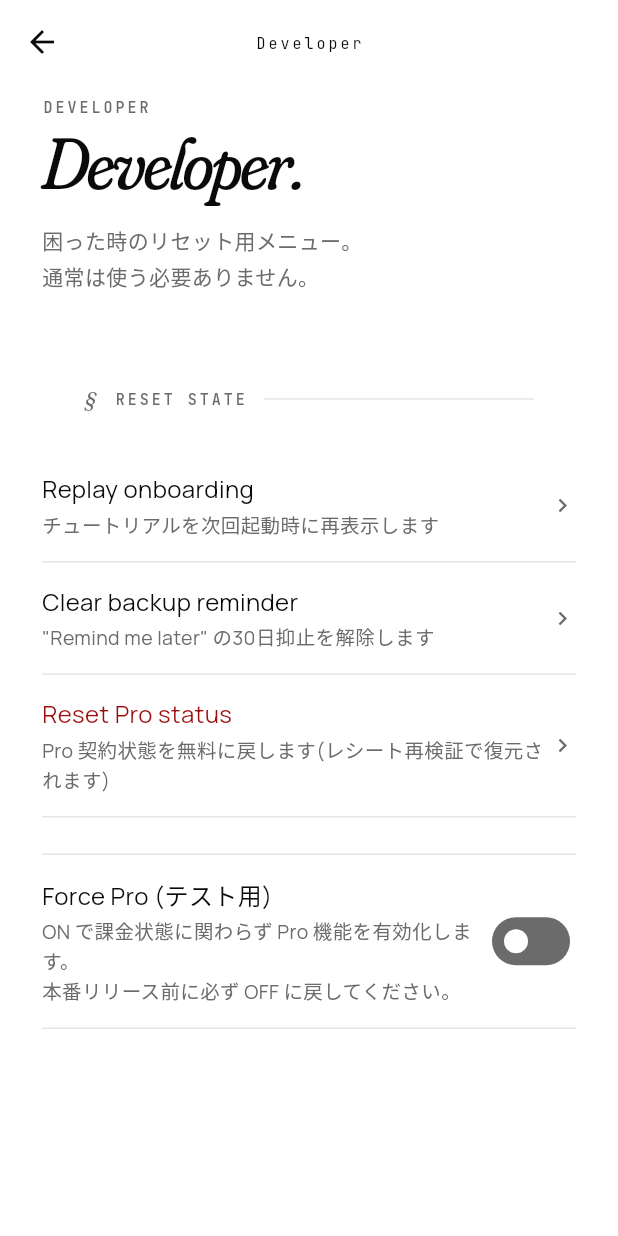
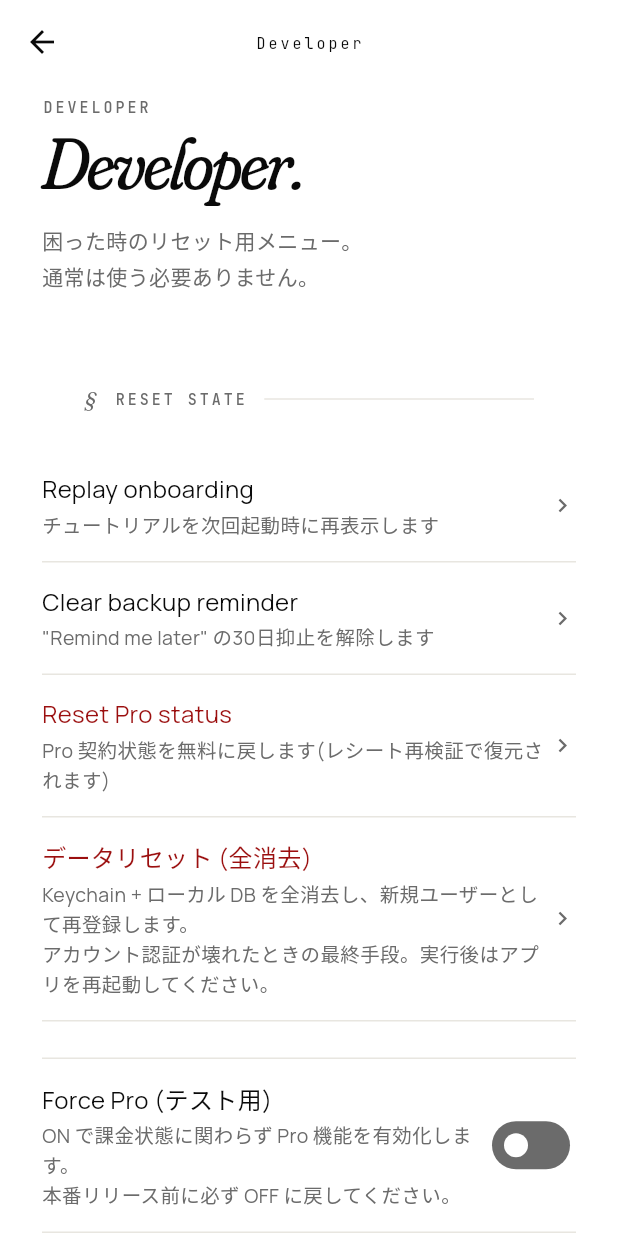
Before and after one commit to mamonis-studio/petlo, a Flutter app: the DeveloperSettingsScreen screen opened directly, on a phone screen of 412 x 824 dp. Run offline on Flutter 3.47's test engine with Material 3 defaults, Android fonts, the phone set to English and light mode, and no system bars; our stand-ins replace connectivity_plus, dio, drift, fl_chart, flutter_image_compress, flutter_local_notifications and 11 more; missing offline and left inert: sqlite3; accounts and stored records are empty; generated files the repository leaves out were written again; network calls fail; statements that could not run were skipped.

Commit message:
feat: build 16 - auth recovery, UI refinement, AI response parse fix
Auth recovery flow:
- AuthService.initialize() falls back to _anonymous() registration when refresh fails
- Handles stale tokens after TestFlight reinstall (Keychain persists across app deletion)

Developer tools:
- Data reset action in developer settings (drift DB + Keychain clear + reregister)

UI refinement:
- Removed white hero text from AI tab (うちの子のこと、AIと話す。)
- EyebrowText / SectionLabel size variants (small/medium/large 10/12/14pt)
- All 5 tab top §eyebrow set to large, home/plans subsections to medium
- Welcome hero split into 2 _HeroLine with FittedBox scaleDown (no awkward wrap)

AI chat response parse fix:
- ai_service.dart: align with backend camelCase response
  - data['message'] → data['response']
  - data['message_id'] → data['ratingId']
- Removed obsolete remaining_count extraction (not in 200 response)

Backend parallel fixes (separate repo, deployed):
- ai_chat.ts: normalizeChatBody preprocess for snake_case requests (build 16 deploy)
- ai_chat.ts: detailed Zod error logging for invalid_body debugging
- index.ts: onError properly returns HTTPException with correct status
- auth.ts: refresh token rolling rotation race fix (60s grace cache)

Version: 1.0.0+16 (or 17 if claude code bumped further)

```diff
--- a/lib/core/constants/app_constants.dart
+++ b/lib/core/constants/app_constants.dart
@@ -16,7 +16,7 @@ abstract final class AppConstants {
   // ===== アプリ基本情報 =====
   static const String appName = 'petlo';
   static const String appVersion = '1.0.0';
-  static const int appBuildNumber = 15;
+  static const int appBuildNumber = 16;
   static const String bundleId = 'mamonis.studio.petlo';
   static const String developerName = 'mamonis.studio';
 
--- a/lib/core/widgets/eyebrow_text.dart
+++ b/lib/core/widgets/eyebrow_text.dart
@@ -4,6 +4,11 @@
 //
 // "TODAY, MAY 4" や "SECTION II · LIFE" のような小さな見出し用テキスト。
 // JetBrainsMono、tracked、uppercase。
+//
+// build 16: small / medium / large の 3 サイズに展開。
+//   small  = 10pt  既存サイズ。サブ要素 / 補助ラベル。
+//   medium = 12pt  サブセクション §。
+//   large  = 14pt  各トップタブの先頭 § (Editorial-style)。
 //
 // モックの `<div class="eyebrow">` 相当。
 //
@@ -13,15 +18,23 @@ import 'package:flutter/material.dart';
 
 import '../theme/app_typography.dart';
 
+enum EyebrowSize {
+  small,
+  medium,
+  large,
+}
+
 class EyebrowText extends StatelessWidget {
   const EyebrowText(
     this.text, {
+    this.size = EyebrowSize.small,
     this.color,
     this.textAlign = TextAlign.start,
     super.key,
   });
 
   final String text;
+  final EyebrowSize size;
 
   /// 色を上書きしたい場合(警告色等)。
   /// 省略時は AppTypography.eyebrow の色 (fgMuted) が使われる。
@@ -32,7 +45,16 @@ class EyebrowText extends StatelessWidget {
   @override
   Widget build(BuildContext context) {
     final TextStyle base = AppTypography.of(context).eyebrow;
-    final TextStyle style = color != null ? base.copyWith(color: color) : base;
+    final double fontSize = switch (size) {
+      EyebrowSize.small => 10,
+      EyebrowSize.medium => 12,
+      EyebrowSize.large => 14,
+    };
+    final TextStyle style = base.copyWith(
+      fontSize: fontSize,
+      letterSpacing: fontSize * 0.2,
+      color: color,
+    );
 
     // uppercase化はFlutterで自動できないので明示変換
     return Text(
--- a/lib/core/widgets/section_label.dart
+++ b/lib/core/widgets/section_label.dart
@@ -15,10 +15,12 @@ import 'package:flutter/material.dart';
 import '../theme/app_colors.dart';
 import '../theme/app_dimensions.dart';
 import '../theme/app_typography.dart';
+import 'eyebrow_text.dart';
 
 class SectionLabel extends StatelessWidget {
   const SectionLabel(
     this.text, {
+    this.size = EyebrowSize.small,
     this.padding = const EdgeInsets.fromLTRB(
       AppDimensions.paddingPage,
       28,
@@ -29,12 +31,25 @@ class SectionLabel extends StatelessWidget {
   });
 
   final String text;
+
+  /// build 16: 各タブのトップ § を large、サブセクション § を medium、
+  /// それ以外を small (既存) に揃えるための size 切替。
+  final EyebrowSize size;
+
   final EdgeInsets padding;
 
   @override
   Widget build(BuildContext context) {
     final AppColors colors = AppColors.of(context);
     final AppTypography typo = AppTypography.of(context);
+
+    final double labelSize = switch (size) {
+      EyebrowSize.small => 10,
+      EyebrowSize.medium => 12,
+      EyebrowSize.large => 14,
+    };
+    // § マーク自体も labelSize に合わせて少し大きく
+    final double markSize = labelSize + 4;
 
     return Padding(
       padding: padding,
@@ -47,7 +62,7 @@ class SectionLabel extends StatelessWidget {
             style: TextStyle(
               fontFamily: 'Fraunces',
               fontStyle: FontStyle.italic,
-              fontSize: 14,
+              fontSize: markSize,
               color: colors.fgMuted,
             ),
           ),
@@ -55,7 +70,10 @@ class SectionLabel extends StatelessWidget {
           // ラベル本文
           Text(
             text.toUpperCase(),
-            style: typo.sectionTitle,
+            style: typo.sectionTitle.copyWith(
+              fontSize: labelSize,
+              letterSpacing: labelSize * 0.2,
+            ),
           ),
           const SizedBox(width: AppDimensions.gapMedium),
           // 右側の罫線(伸縮)
--- a/lib/presentation/screens/health/health_tab_screen.dart
+++ b/lib/presentation/screens/health/health_tab_screen.dart
@@ -72,6 +72,7 @@ class HealthTabScreen extends ConsumerWidget {
           children: <Widget>[
             SectionLabel(
               l10n.tab_eyebrow_health,
+              size: EyebrowSize.large,
               padding: const EdgeInsets.fromLTRB(0, 0, 0, 24),
             ),
             if (!hasPet)
--- a/lib/presentation/screens/life/life_tab_screen.dart
+++ b/lib/presentation/screens/life/life_tab_screen.dart
@@ -135,6 +135,7 @@ class LifeTabScreen extends ConsumerWidget {
           children: <Widget>[
             SectionLabel(
               l10n.tab_eyebrow_life,
+              size: EyebrowSize.large,
               padding: const EdgeInsets.fromLTRB(0, 0, 0, 24),
             ),
 
--- a/lib/presentation/screens/settings/developer_settings_screen.dart
+++ b/lib/presentation/screens/settings/developer_settings_screen.dart
@@ -13,9 +13,14 @@
 //
 // ============================================================================
 
+import 'dart:io';
+
 import 'package:flutter/material.dart';
 import 'package:flutter_riverpod/flutter_riverpod.dart';
+import 'package:path/path.dart' as p;
+import 'package:path_provider/path_provider.dart';
 
+import '../../../core/auth/auth_service.dart';
 import '../../../core/backup/backup_settings.dart';
 import '../../../core/billing/pro_status.dart';
 import '../../../core/preferences/user_preferences.dart';
@@ -25,6 +30,7 @@ import '../../../l10n/generated/app_localizations.dart';
 import '../../../core/widgets/eyebrow_text.dart';
 import '../../../core/widgets/section_label.dart';
 import '../../providers/backup_settings_provider.dart';
+import '../../providers/database_provider.dart';
 import '../../providers/onboarding_completed_provider.dart';
 import '../../providers/pro_status_provider.dart';
 
@@ -114,6 +120,16 @@ class DeveloperSettingsScreen extends ConsumerWidget {
                 isDestructive: true,
               ),
 
+              _ActionRow(
+                title: 'データリセット (全消去)',
+                note: 'Keychain + ローカル DB を全消去し、新規ユーザーとして再登録します。'
+                    '\nアカウント認証が壊れたときの最終手段。実行後はアプリを再起動してください。',
+                onTap: () => _onFactoryReset(context, ref),
+                colors: colors,
+                typo: typo,
+                isDestructive: true,
+              ),
+
               const SizedBox(height: 24),
               _ForceProToggle(colors: colors, typo: typo),
             ],
@@ -184,6 +200,66 @@ class DeveloperSettingsScreen extends ConsumerWidget {
       SnackBar(
         content: Text(AppLocalizations.of(context).developer_snackbar_pro_reset),
         behavior: SnackBarBehavior.floating,
+      ),
+    );
+  }
+
+  Future<void> _onFactoryReset(BuildContext context, WidgetRef ref) async {
+    final bool? confirmed = await showDialog<bool>(
+      context: context,
+      barrierDismissible: false,
+      builder: (_) => AlertDialog(
+        title: const Text('データリセット'),
+        content: const Text(
+          '全データを消去し、新規ユーザーとして再登録します。\n\n'
+          '・ペット、記録、写真、AI 会話\n'
+          '・ログイン情報 (Keychain)\n'
+          '\nこの操作は取り消せません。実行後はアプリを再起動してください。',
+        ),
+        actions: <Widget>[
+          TextButton(
+            onPressed: () => Navigator.of(context).pop(false),
+            child: const Text('キャンセル'),
+          ),
+          TextButton(
+            onPressed: () => Navigator.of(context).pop(true),
+            child: const Text('リセット'),
+          ),
+        ],
+      ),
+    );
+    if (confirmed != true) return;
+
+    // drift DB をクローズ + sqlite ファイル削除
+    try {
+      await ref.read(appDatabaseProvider).close();
+    } catch (_) {}
+    try {
+      final Directory dir = await getApplicationDocumentsDirectory();
+      final File dbFile = File(p.join(dir.path, 'petlo.sqlite'));
+      if (dbFile.existsSync()) {
+        await dbFile.delete();
+      }
+    } catch (_) {}
+
+    // Keychain クリア + 新しい deviceId で anonymous 再登録
+    await AuthService.instance.forceReset();
+
+    if (!context.mounted) return;
+    await showDialog<void>(
+      context: context,
+      barrierDismissible: false,
+      builder: (_) => AlertDialog(
+        title: const Text('リセット完了'),
+        content: const Text(
+          'データを全消去しました。\n手動でアプリを終了して再起動してください。',
+        ),
+        actions: <Widget>[
+          TextButton(
+            onPressed: () => Navigator.of(context).pop(),
+            child: const Text('OK'),
+          ),
+        ],
       ),
     );
   }
--- a/pubspec.yaml
+++ b/pubspec.yaml
@@ -4,7 +4,7 @@ publish_to: "none"
 
 # Versioning: <major>.<minor>.<patch>+<build_number>
 # build_numberはApp Store Connect / Google Play Consoleで自動増加させる
-version: 1.0.0+15
+version: 1.0.0+16
 
 environment:
   sdk: ">=3.5.0 <4.0.0"
```
Also changed, not shown: lib/core/ai/ai_service.dart (+6 -4 lines), lib/core/auth/auth_service.dart (+43 -3 lines), lib/presentation/screens/ai_chat/ai_tab_screen.dart (+4 -14 lines), lib/presentation/screens/home/home_tab_screen.dart (+15 -4 lines), lib/presentation/screens/onboarding/pages/onboarding_welcome_page.dart (+34 -11 lines), lib/presentation/screens/plans/plans_tab_screen.dart (+13 -3 lines).
